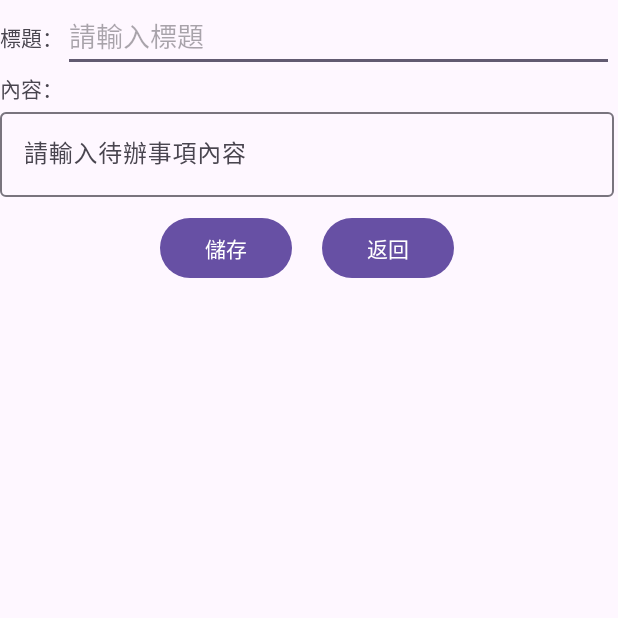
After one commit to Pang-Yiyi/AdvancedWidget, an Android app: the NewToDo screen opened directly, with no data from a screen before it, on a phone screen of 412 x 824 dp, the top half of it. The commit adds this screen. Run offline under Robolectric (Android 15) with nearby library versions, the phone set to English and light mode, and no system bars; 1 statement that could not run was skipped.

Commit message:
依照老師的程式碼修改了

```diff
--- /dev/null
+++ b/ToDoList/app/src/main/java/com/example/todolist/NewToDo.java
@@ -0,0 +1,93 @@
+package com.example.todolist;
+
+import android.app.Activity;
+import android.content.DialogInterface;
+import android.content.Intent;
+import android.os.Bundle;
+import android.view.View;
+import android.widget.EditText;
+
+import androidx.activity.EdgeToEdge;
+import androidx.appcompat.app.AlertDialog;
+import androidx.appcompat.app.AppCompatActivity;
+import androidx.core.graphics.Insets;
+import androidx.core.view.ViewCompat;
+import androidx.core.view.WindowInsetsCompat;
+
+import com.google.android.material.textfield.TextInputLayout;
+
+public class NewToDo extends AppCompatActivity {
+    String title, content, action;
+    int index = 0;
+
+    @Override
+    protected void onCreate(Bundle savedInstanceState) {
+        super.onCreate(savedInstanceState);
+        EdgeToEdge.enable(this);
+        setContentView(R.layout.activity_new_to_do);
+        ViewCompat.setOnApplyWindowInsetsListener(findViewById(R.id.main), (v, insets) -> {
+            Insets systemBars = insets.getInsets(WindowInsetsCompat.Type.systemBars());
+            v.setPadding(systemBars.left, systemBars.top, systemBars.right, systemBars.bottom);
+            return insets;
+        });
+        Bundle bundle = this.getIntent().getExtras();
+        action = bundle.getString("ACTION");
+        if (bundle != null && action.equals("edit")){
+            title = String.format(bundle.getString("TITLE"));
+            content = String.format(bundle.getString("CONTENT"));
+            index = bundle.getInt("INDEX");
+
+            EditText tvTitle = (EditText)findViewById(R.id.newTitle);
+            tvTitle.setText(title);
+            TextInputLayout textInputLayout = (TextInputLayout) findViewById(R.id.newTodoContent);
+            textInputLayout.getEditText().setText(content);
+        }
+    }
+
+    public void ClickSave(View view) {
+
+        AlertDialog.Builder dialog = new AlertDialog.Builder(this);
+        String titleText = "確定新增？";
+        String contentText = "確定內容並儲存？";
+        if(action.equals("edit")){
+            titleText = "確定修改？";
+            contentText = "確定修改內容並儲存？";
+        }
+        dialog.setTitle(titleText);
+        dialog.setMessage(contentText);
+        dialog.setCancelable(true);
+        dialog.setPositiveButton("確定", new DialogInterface.OnClickListener() {
+            @Override
+            public void onClick(DialogInterface dialogInterface, int i) {
+                String title = ((EditText)findViewById(R.id.newTitle)).getText().toString();
+                TextInputLayout textInputLayout = (TextInputLayout)findViewById(R.id.newTodoContent);
+                String content = String.valueOf(textInputLayout.getEditText().getText());
+
+                Intent intent = new Intent();
+                intent.putExtra("Title",title);
+                intent.putExtra("Content",content);
+
+                intent.putExtra("ACTION", action);
+                if(action.equals("edit")){
+                    intent.putExtra("INDEX", String.valueOf(index));
+                }
+                setResult(Activity.RESULT_OK,intent);
+                finish();}
+        });
+        dialog.setNeutralButton("取消",null);
+        dialog.show();
+    }
+
+    public void ClickGiveUp(View view){
+        AlertDialog.Builder dialog = new AlertDialog.Builder(this);
+        dialog.setTitle("確定放棄？");
+        dialog.setMessage("確定放棄並返回主畫面？");
+        dialog.setCancelable(true);
+        dialog.setPositiveButton("確定", new DialogInterface.OnClickListener() {
+            @Override
+            public void onClick(DialogInterface dialog, int i) {finish();}
+        });
+        dialog.setNeutralButton("取消",null);
+        dialog.show();
+    }
+}
--- /dev/null
+++ b/ToDoList/app/src/main/res/layout/activity_new_to_do.xml
@@ -0,0 +1,80 @@
+<?xml version="1.0" encoding="utf-8"?>
+<androidx.constraintlayout.widget.ConstraintLayout xmlns:android="http://schemas.android.com/apk/res/android"
+    xmlns:app="http://schemas.android.com/apk/res-auto"
+    xmlns:tools="http://schemas.android.com/tools"
+    android:id="@+id/main"
+    android:layout_width="match_parent"
+    android:layout_height="match_parent"
+    tools:context=".NewToDo">
+
+    <LinearLayout
+        android:layout_width="409dp"
+        android:layout_height="300dp"
+        android:orientation="vertical"
+        tools:layout_editor_absoluteX="1dp"
+        tools:layout_editor_absoluteY="1dp">
+
+        <LinearLayout
+            android:layout_width="match_parent"
+            android:layout_height="wrap_content"
+            android:orientation="horizontal">
+
+            <TextView
+                android:id="@+id/textView3"
+                android:layout_width="wrap_content"
+                android:layout_height="wrap_content"
+                android:text="標題：" />
+
+            <EditText
+                android:id="@+id/newTitle"
+                android:layout_width="wrap_content"
+                android:layout_height="wrap_content"
+                android:layout_weight="1"
+                android:ems="10"
+                android:hint="請輸入標題"
+                android:inputType="text" />
+        </LinearLayout>
+
+        <TextView
+            android:id="@+id/textView5"
+            android:layout_width="match_parent"
+            android:layout_height="wrap_content"
+            android:text="內容：" />
+
+        <com.google.android.material.textfield.TextInputLayout
+            android:layout_width="match_parent"
+            android:layout_height="wrap_content">
+
+            <com.google.android.material.textfield.TextInputEditText
+                android:id="@+id/newTodoContent"
+                android:layout_width="match_parent"
+                android:layout_height="wrap_content"
+                android:hint="請輸入待辦事項內容" />
+
+        </com.google.android.material.textfield.TextInputLayout>
+
+        <LinearLayout
+            android:layout_width="match_parent"
+            android:layout_height="wrap_content"
+            android:gravity="center"
+            android:orientation="horizontal">
+
+            <Button
+                android:id="@+id/button2"
+                android:layout_width="wrap_content"
+                android:layout_height="wrap_content"
+                android:layout_margin="10dp"
+                android:onClick="ClickSave"
+                android:text="儲存" />
+
+            <Button
+                android:id="@+id/button3"
+                android:layout_width="wrap_content"
+                android:layout_height="wrap_content"
+                android:layout_margin="10dp"
+                android:onClick="CLickGiveUp"
+                android:text="返回" />
+        </LinearLayout>
+
+    </LinearLayout>
+</androidx.constraintlayout.widget.ConstraintLayout>
```
Also changed, not shown: ToDoList/app/src/main/AndroidManifest.xml (+9 -3 lines), ToDoList/app/src/main/java/com/example/todolist/MainActivity.java (+111 -1 lines), ToDoList/app/src/main/java/com/example/todolist/ToDoAdapter.java (added, +43 -0 lines), ToDoList/app/src/main/java/com/example/todolist/Todo.java (added, +19 -0 lines), ToDoList/app/src/main/res/layout/activity_main.xml (+21 -5 lines), ToDoList/app/src/main/res/layout/list_sample.xml (added, +60 -0 lines).
